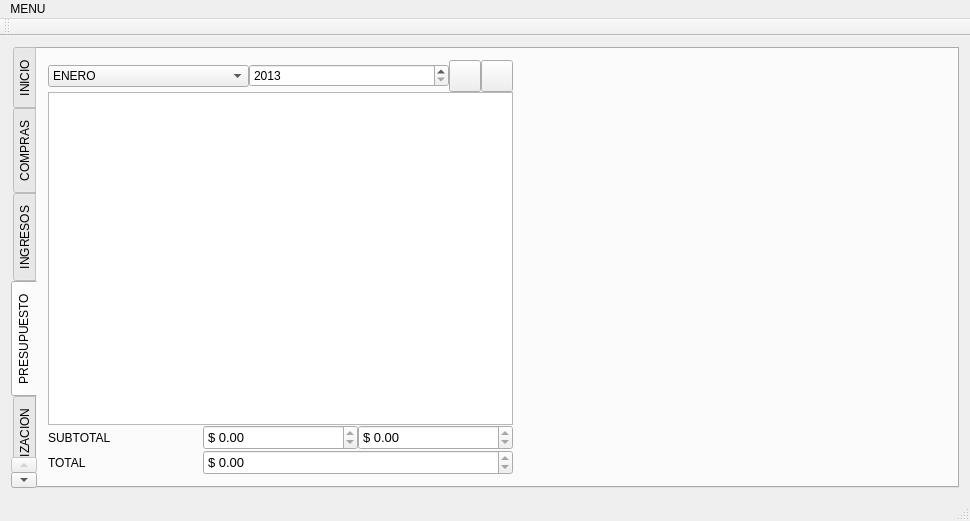
The window that principal.ui (mdchaparror/QFinanzas) describes before a commit, drawn with Qt 5.
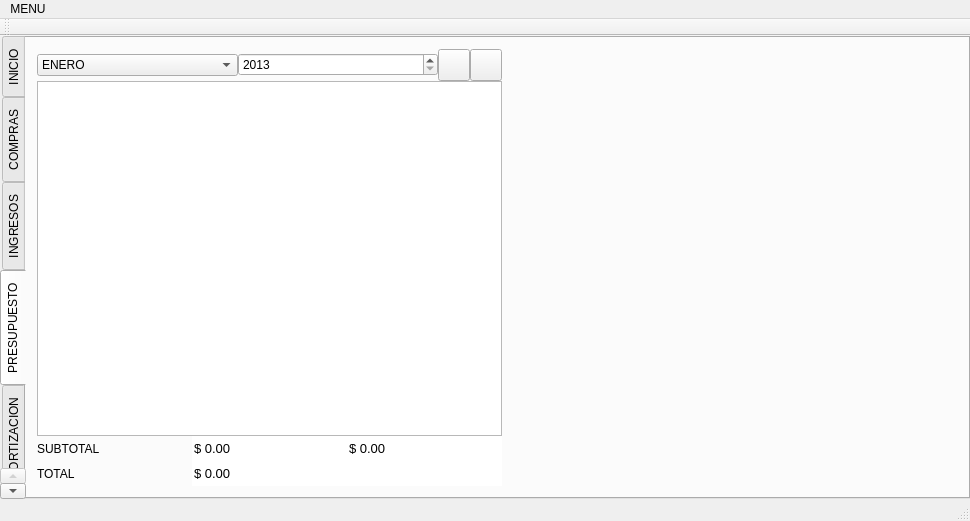
The same window after the commit. The open tabs and pages were chosen to show the change. Icons and pictures are not drawn.

Commit message: Aspectos graficos

The edit to the form file:
```diff
--- a/principal.ui
+++ b/principal.ui
@@ -21,6 +21,21 @@
   </property>
   <widget class="QWidget" name="centralWidget">
    <layout class="QGridLayout" name="gridLayout">
+    <property name="leftMargin">
+     <number>0</number>
+    </property>
+    <property name="topMargin">
+     <number>0</number>
+    </property>
+    <property name="rightMargin">
+     <number>0</number>
+    </property>
+    <property name="bottomMargin">
+     <number>0</number>
+    </property>
+    <property name="spacing">
+     <number>0</number>
+    </property>
     <item row="0" column="0">
      <widget class="QTabWidget" name="tabWidget">
       <property name="tabPosition">
@@ -461,6 +476,9 @@
               <height>0</height>
              </size>
             </property>
+            <property name="lineWidth">
+             <number>2</number>
+            </property>
             <property name="sizeAdjustPolicy">
              <enum>QAbstractScrollArea::AdjustToContentsOnFirstShow</enum>
             </property>
@@ -534,11 +552,21 @@
               <property name="font">
                <font>
                 <pointsize>10</pointsize>
+                <kerning>true</kerning>
                </font>
               </property>
+              <property name="frame">
+               <bool>false</bool>
+              </property>
               <property name="readOnly">
                <bool>true</bool>
               </property>
+              <property name="buttonSymbols">
+               <enum>QAbstractSpinBox::NoButtons</enum>
+              </property>
+              <property name="keyboardTracking">
+               <bool>true</bool>
+              </property>
               <property name="prefix">
                <string>$ </string>
               </property>
@@ -572,9 +600,15 @@
                 <pointsize>10</pointsize>
                </font>
               </property>
+              <property name="frame">
+               <bool>false</bool>
+              </property>
               <property name="readOnly">
                <bool>true</bool>
               </property>
+              <property name="buttonSymbols">
+               <enum>QAbstractSpinBox::NoButtons</enum>
+              </property>
               <property name="prefix">
                <string>$ </string>
               </property>
@@ -646,9 +680,15 @@
                 <pointsize>10</pointsize>
                </font>
               </property>
+              <property name="frame">
+               <bool>false</bool>
+              </property>
               <property name="readOnly">
                <bool>true</bool>
               </property>
+              <property name="buttonSymbols">
+               <enum>QAbstractSpinBox::NoButtons</enum>
+              </property>
               <property name="prefix">
                <string>$ </string>
               </property>
```
Left out of the diff: 5 changed lines with no effect on the pictures. The commit also changes 2 other files.
